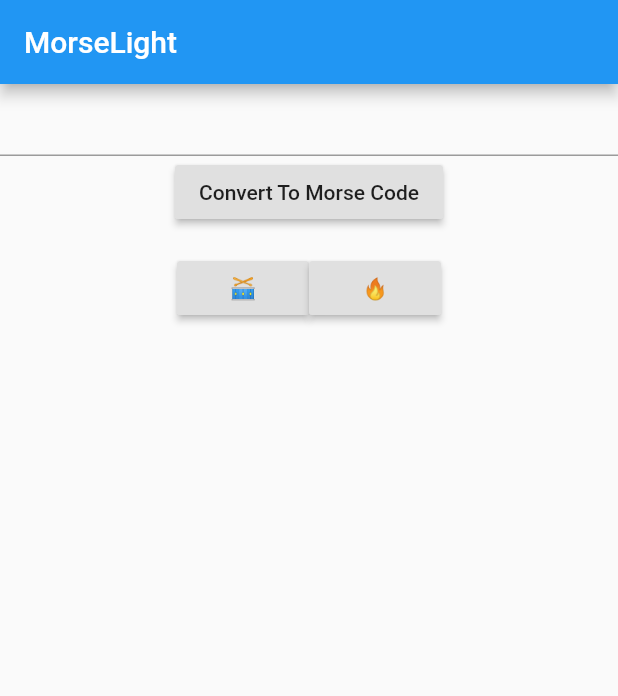
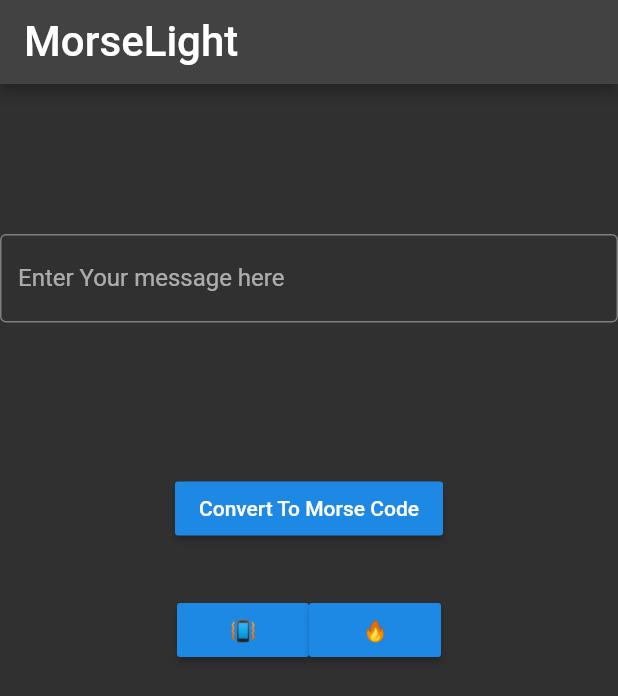
Before and after one commit to abhijithabhiakl/morselight, a Flutter app: the screen it shows after launch, on a phone screen of 412 x 824 dp. Shown: the top 696 px of the screen. Run offline on Flutter 3.47's test engine with Material 2 defaults, Android fonts, the light colour scheme and no system bars; our stand-ins replace google_fonts, vibration; missing offline and left inert: torch_light; Roboto replaces fonts that are missing (popins).

Commit message:
refactor ui, add font, align buttons

```diff
--- a/lib/main.dart
+++ b/lib/main.dart
@@ -1,7 +1,8 @@
 import 'package:flutter/material.dart';
 import 'package:vibration/vibration.dart';
-import 'package:torch/torch.dart';
+import 'package:torch_light/torch_light.dart';
 import 'dart:io';
+import 'package:google_fonts/google_fonts.dart';
 
 void main() {
   runApp(MyApp());
@@ -42,6 +43,22 @@
   @override
   Widget build(BuildContext context) {
     return MaterialApp(
+      theme: ThemeData(
+        // Define the default brightness and colors.
+        brightness: Brightness.dark,
+        primaryColor: Color.fromARGB(255, 0, 209, 17),
+
+        // Define the default font family.
+        fontFamily: 'popins',
+
+        // Define the default `TextTheme`. Use this to specify the default
+        // text styling for headlines, titles, bodies of text, and more.
+        textTheme: const TextTheme(
+          headline1: TextStyle(fontSize: 34.0, fontWeight: FontWeight.bold),
+          headline6: TextStyle(fontSize: 28.0, fontStyle: FontStyle.normal),
+          bodyText2: TextStyle(fontSize: 20.0, fontFamily: 'Hind'),
+        ),
+      ),
       home: MyHomePage(),
       debugShowCheckedModeBanner: false,
     );
@@ -78,9 +95,9 @@
   void lit() {
     for (int i = 0; i < code.length - 1; i++) {
       int time = timimg[code[i]];
-      time > 0 ? Torch.turnOn() : 1;
+      time > 0 ? TorchLight.enableTorch() : 1;
       sleep(Duration(milliseconds: time));
-      Torch.turnOff();
+      TorchLight.disableTorch();
       sleep(Duration(milliseconds: 100));
     }
   }
@@ -91,14 +108,31 @@
         title: Text('MorseLight'),
       ),
       body: Column(children: <Widget>[
+        SizedBox(
+          //Use of SizedBox
+          height: 100,
+        ),
         TextField(
           controller: texty,
+          obscureText: false,
+          decoration: InputDecoration(
+            border: OutlineInputBorder(),
+            labelText: 'Enter Your message here',
+          ),
+        ),
+        SizedBox(
+          //Use of SizedBox
+          height: 100,
         ),
         RaisedButton(
             onPressed: encoder,
             child: Text(
               "Convert To Morse Code",
             )),
+        SizedBox(
+          //Use of SizedBox
+          height: 10,
+        ),
         Text(
           code,
         ),
@@ -108,7 +142,7 @@
             RaisedButton(
                 onPressed: vibe,
                 child: Text(
-                  "🥁",
+                  "📳",
                 )),
             RaisedButton(
                 onPressed: lit,
```
